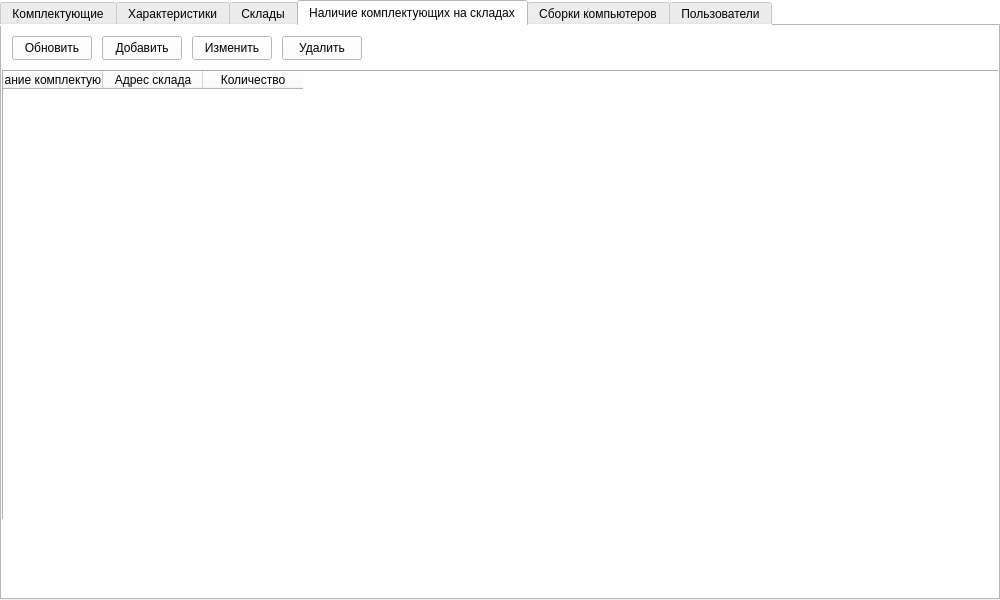
This is src/mainwindow.ui in f0rw4rd-dev/hse-hsms-wpf as Qt 5 draws it before an edit. The edited form follows.
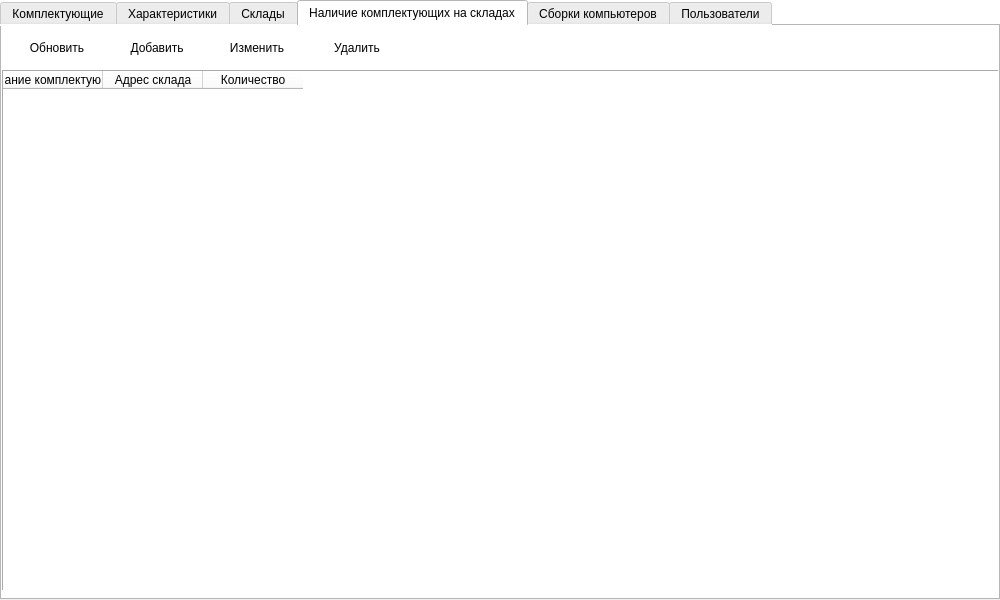
This is the edited form. Icons and pictures are not drawn.

Patch:
```diff
--- a/src/mainwindow.ui
+++ b/src/mainwindow.ui
@@ -552,52 +552,120 @@
          <rect>
           <x>10</x>
           <y>10</y>
-          <width>80</width>
+          <width>90</width>
           <height>24</height>
          </rect>
         </property>
+        <property name="styleSheet">
+         <string notr="true">QPushButton
+{
+border: none;
+}</string>
+        </property>
         <property name="text">
          <string>Обновить</string>
         </property>
+        <property name="icon">
+         <iconset>
+          <activeon>:/resources/icons/resources/icons/icons8-update-100.png</activeon>
+         </iconset>
+        </property>
+        <property name="iconSize">
+         <size>
+          <width>24</width>
+          <height>24</height>
+         </size>
+        </property>
        </widget>
        <widget class="QPushButton" name="buttonSetWarehouseComponent">
         <property name="geometry">
          <rect>
-          <x>190</x>
+          <x>210</x>
           <y>10</y>
-          <width>80</width>
+          <width>90</width>
           <height>24</height>
          </rect>
         </property>
+        <property name="styleSheet">
+         <string notr="true">QPushButton
+{
+border: none;
+}</string>
+        </property>
         <property name="text">
          <string>Изменить</string>
         </property>
+        <property name="icon">
+         <iconset>
+          <activeon>:/resources/icons/resources/icons/icons8-edit-100.png</activeon>
+         </iconset>
+        </property>
+        <property name="iconSize">
+         <size>
+          <width>24</width>
+          <height>24</height>
+         </size>
+        </property>
        </widget>
        <widget class="QPushButton" name="buttonDeleteWarehouseComponent">
         <property name="geometry">
          <rect>
-          <x>280</x>
+          <x>310</x>
           <y>10</y>
-          <width>80</width>
+          <width>90</width>
           <height>24</height>
          </rect>
         </property>
+        <property name="styleSheet">
+         <string notr="true">QPushButton
+{
+border: none;
+}</string>
+        </property>
         <property name="text">
          <string>Удалить</string>
         </property>
+        <property name="icon">
+         <iconset>
+          <activeon>:/resources/icons/resources/icons/icons8-trash-100.png</activeon>
+         </iconset>
+        </property>
+        <property name="iconSize">
+         <size>
+          <width>24</width>
+          <height>24</height>
+         </size>
+        </property>
        </widget>
        <widget class="QPushButton" name="buttonAddWarehouseComponent">
         <property name="geometry">
          <rect>
-          <x>100</x>
+          <x>110</x>
           <y>10</y>
-          <width>80</width>
+          <width>90</width>
           <height>24</height>
          </rect>
         </property>
+        <property name="styleSheet">
+         <string notr="true">QPushButton
+{
+border: none;
+}</string>
+        </property>
         <property name="text">
          <string>Добавить</string>
         </property>
+        <property name="icon">
+         <iconset>
+          <activeon>:/resources/icons/resources/icons/icons8-insert-page-100.png</activeon>
+         </iconset>
+        </property>
+        <property name="iconSize">
+         <size>
+          <width>24</width>
+          <height>24</height>
+         </size>
+        </property>
        </widget>
        <widget class="QTableWidget" name="tableWarehouseComponents">
         <property name="geometry">
@@ -605,7 +673,7 @@
           <x>0</x>
           <y>44</y>
           <width>1000</width>
-          <height>450</height>
+          <height>521</height>
          </rect>
         </property>
         <property name="frameShape">
```
